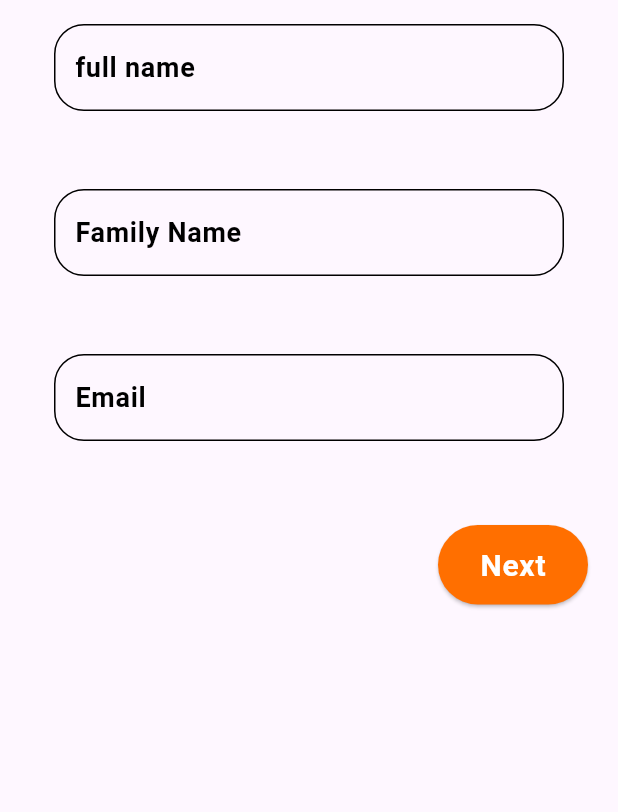
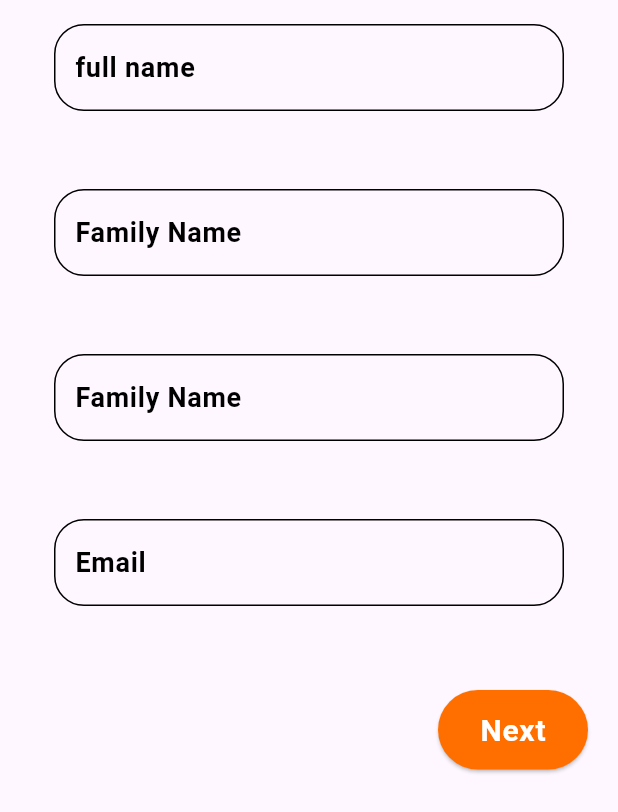
Before and after one commit to Lyes-10/Serbili, a Flutter app: the Sing_up widget shown alone on an empty page, opened directly, on a phone screen of 412 x 824 dp. Shown: the top 812 px of the screen. Run offline on Flutter 3.47's test engine with Material 3 defaults, Android fonts, the light colour scheme and no system bars; our stand-ins replace flutter_dash, flutter_svg, image_picker; Roboto replaces fonts that are missing (SF Pro Text); project files that could hold a hidden picture were left out.

Commit message:
befor push

```diff
--- a/App/lib/ui/auth/widgets/auth.dart
+++ b/App/lib/ui/auth/widgets/auth.dart
@@ -90,6 +90,17 @@ class Sing_up extends StatelessWidget {
           CommonTextField(
             hintText: 'full name',
             controller: fullName,
+            borderColor: Colors.grey,
+            fillColor: Theme.of(context).scaffoldBackgroundColor,
+            borderRadius: 20,
+            height: 90,
+          ),
+          SizedBox(
+            height: 20,
+          ),
+          CommonTextField(
+            hintText: 'Family Name',
+            controller: email,
             borderColor: Colors.grey,
             fillColor: Theme.of(context).scaffoldBackgroundColor,
             borderRadius: 20,
```
